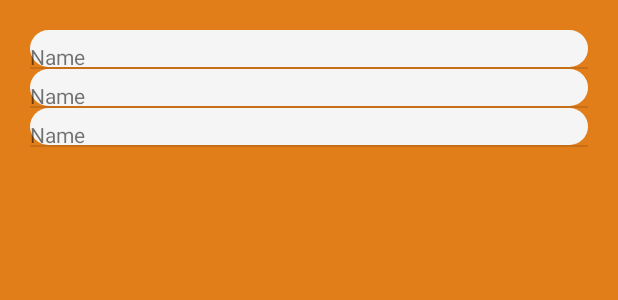
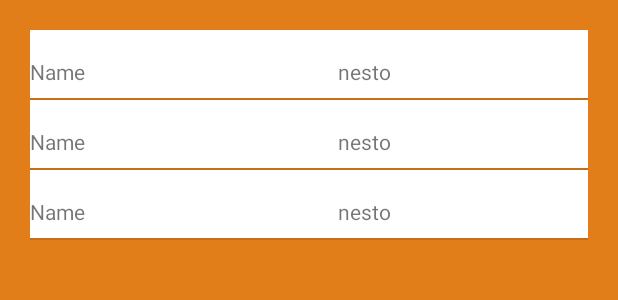
Before and after one commit to MiljanaMa/Eventure, an Android app: the layout chat_list.xml on its own in the app's theme, with its tools: preview values and no code run, on a phone screen of 412 x 824 dp. Shown: the top 300 px of the screen. Run offline under Robolectric (Android 15) with nearby library versions, the phone set to English and light mode, and no system bars.

Commit message:
fix: chat listing

```diff
--- a/Eventure/app/src/main/java/com/example/eventure/adapters/ChatListAdapter.java
+++ b/Eventure/app/src/main/java/com/example/eventure/adapters/ChatListAdapter.java
@@ -1,5 +1,6 @@
 package com.example.eventure.adapters;
 
+import android.util.Log;
 import android.view.LayoutInflater;
 import android.view.View;
 import android.view.ViewGroup;
@@ -66,6 +67,7 @@ public class ChatListAdapter extends ArrayAdapter<User> {
             FragmentTransition.to(ChatFragment.newInstance(e.getId()), context,
                     true, R.id.chat_listing);
         });
+        Log.e("chat list adapterrrr", "cla 1");
 
         return convertView;
     }
--- a/Eventure/app/src/main/res/layout/chat_card.xml
+++ b/Eventure/app/src/main/res/layout/chat_card.xml
@@ -4,7 +4,7 @@
     android:layout_width="match_parent"
     android:layout_height="wrap_content"
     android:orientation="vertical"
-    android:background="@drawable/layout_border">
+    android:background="@color/white">
 
     <LinearLayout
         android:id="@+id/card"
@@ -15,8 +15,16 @@
         <TextView
             android:id="@+id/name"
             android:layout_width="200dp"
+            android:layout_height="40dp"
+            android:text="Name"
+            android:layout_gravity="center"
+            android:gravity="center_vertical"
+            android:layout_marginTop="5dp"
+            android:layout_marginEnd="5dp"/>
+        <TextView
+            android:layout_width="200dp"
             android:layout_height="match_parent"
-            android:text="Name"
+            android:text="nesto"
             android:layout_gravity="center"
             android:gravity="center_vertical"
             android:layout_marginTop="5dp"
```
Also changed, not shown: Eventure/app/src/main/java/com/example/eventure/fragments/organizer/ChatListFragment.java (+35 -8 lines).
